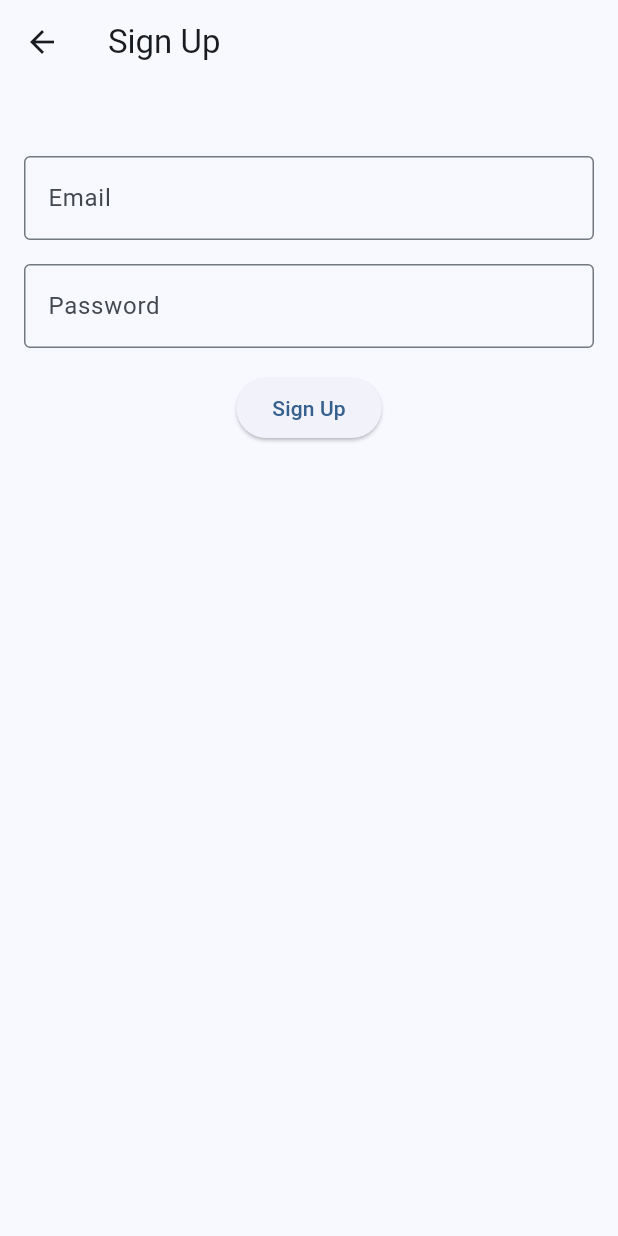
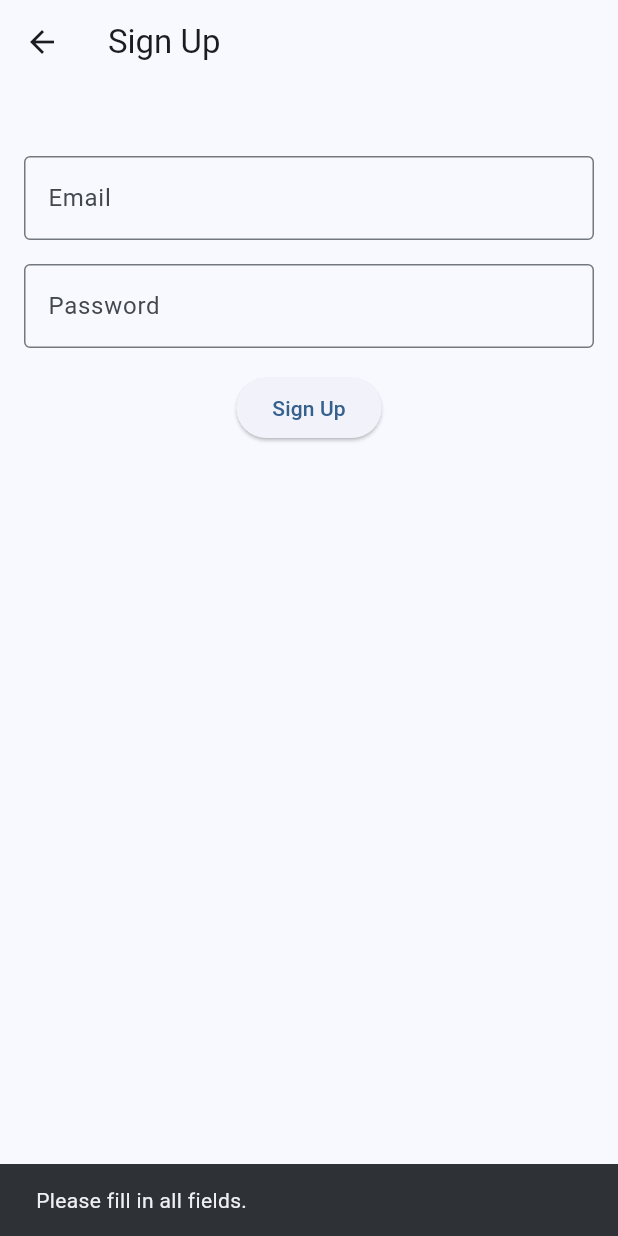
Before and after one commit to SrFebry/fasum, a Flutter app: the SignUpScreen screen opened directly, after a tap on "Sign Up", on a phone screen of 412 x 824 dp. Run offline on Flutter 3.47's test engine with Material 3 defaults, Android fonts, the phone set to English and light mode, and no system bars; our stand-ins replace firebase_auth, firebase_core, google_sign_in; accounts and stored records are empty; network calls fail.

Commit message:
Menambah fungsi autentikasi

```diff
--- a/lib/screens/sign_up_screen.dart
+++ b/lib/screens/sign_up_screen.dart
@@ -1,6 +1,7 @@
 import 'package:flutter/material.dart';
 import 'package:firebase_auth/firebase_auth.dart';
 import 'package:fasum/screens/home_screen.dart';
+
 class SignUpScreen extends StatefulWidget {
   const SignUpScreen({super.key});
   @override
@@ -33,25 +34,51 @@ class SignUpScreenState extends State<SignUpScreen> {
               controller: _passwordController,
               decoration: const InputDecoration(
                 labelText: 'Password',
-                border: OutlineInputBorder(),),
+                border: OutlineInputBorder(),
+              ),
               obscureText: true,
             ),
             const SizedBox(height: 16.0),
             ElevatedButton(
               onPressed: () async {
+                final email = _emailController.text.trim();
+                final password = _passwordController.text.trim();
+                if (email.isEmpty || password.isEmpty) {
+                  ScaffoldMessenger.of(context).showSnackBar(
+                    const SnackBar(content: Text('Please fill in all fields.')),
+                  );
+                  return;
+                }
                 try {
-                  await
-                  FirebaseAuth.instance.createUserWithEmailAndPassword(
-                    // <-- Gunakan FirebaseAuth.instance
-                    email: _emailController.text,
-                    password: _passwordController.text,
+                  await FirebaseAuth.instance.createUserWithEmailAndPassword(
+                    email: email,
+                    password: password,
                   );
                   Navigator.of(context).pushReplacement(
-                    MaterialPageRoute(builder: (context) => const
-                    HomeScreen()),
+                    MaterialPageRoute(builder: (context) => const HomeScreen()),
                   );
-                } catch (error) {
-                  print(error.toString());
+                } on FirebaseAuthException catch (e) {
+                  if (e.code == 'weak-password') {
+                    ScaffoldMessenger.of(context).showSnackBar(
+                      const SnackBar(
+                          content: Text('The password provided is too weak.')),
+                    );
+                  } else if (e.code == 'email-already-in-use') {
+                    ScaffoldMessenger.of(context).showSnackBar(
+                      const SnackBar(
+                          content: Text(
+                              'The account already exists for that email.')),
+                    );
+                  } else if (e.code == 'invalid-email') {
+                    ScaffoldMessenger.of(context).showSnackBar(
+                      const SnackBar(
+                          content: Text('The email address is not valid.')),
+                    );
+                  }
+                } catch (e) {
+                  ScaffoldMessenger.of(context).showSnackBar(
+                    SnackBar(content: Text('An error occurred: $e')),
+                  );
                 }
               },
               child: const Text('Sign Up'),
--- a/pubspec.yaml
+++ b/pubspec.yaml
@@ -19,7 +19,7 @@ publish_to: 'none' # Remove this line if you wish to publish to pub.dev
 version: 1.0.0+1
 
 environment:
-  sdk: '>=3.3.2 <4.0.0'
+  sdk: '>=3.1.2 <4.0.0'
 
 # Dependencies specify other packages that your package needs in order to work.
 # To automatically upgrade your package dependencies to the latest versions
```
Also changed, not shown: lib/screens/sign_in_screen.dart (+79 -0 lines), pubspec.lock.
